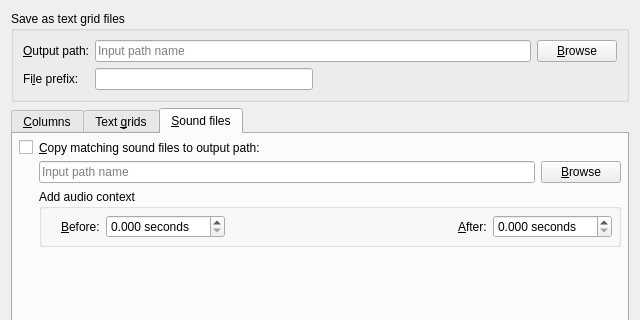
First picture: the form in coquery/gui/ui/textgridExport.ui, repository gkunter/coquery, before the edit; both pictures show x 0 to 640 and y 0 to 320 of the 640 by 480 pixel window.
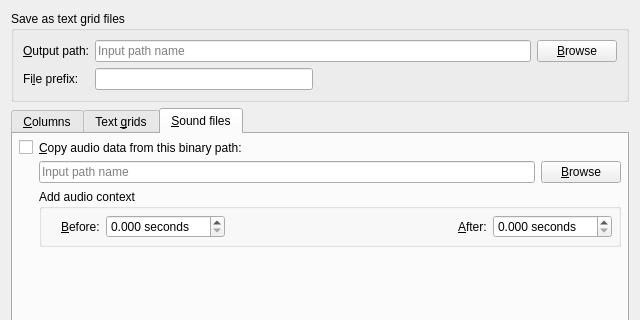
Second picture: the form after the edit. The open tabs and pages were chosen to show the change. Custom widgets are drawn as their Qt base class.

Commit message: Change misleading label

What changed in the file:
```diff
--- a/coquery/gui/ui/textgridExport.ui
+++ b/coquery/gui/ui/textgridExport.ui
@@ -273,7 +273,7 @@
          <item row="0" column="1">
           <widget class="QLabel" name="label_4">
            <property name="text">
-            <string>&amp;Copy matching sound files to output path:</string>
+            <string>&amp;Copy audio data from this binary path:</string>
            </property>
            <property name="buddy">
             <cstring>check_copy_sounds</cstring>
```
The commit also changes 1 other file.
